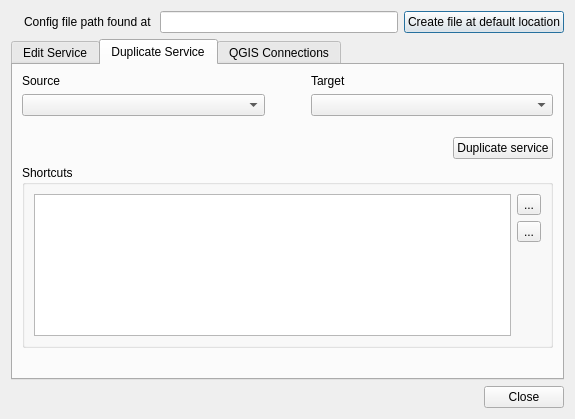
Old version of the form pg_service_parser/ui/pg_service_dialog.ui in the repository opengisch/qgis-pg-service-parser-plugin.
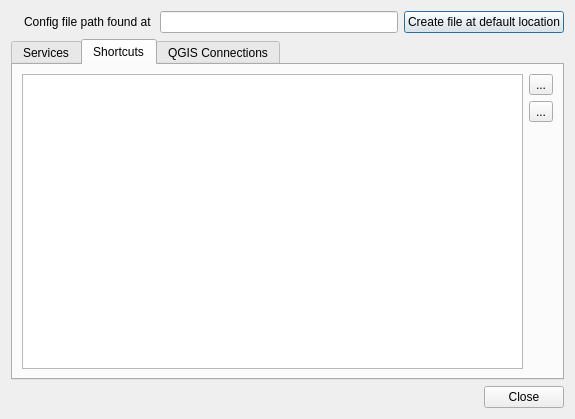
New version of the form. The open tabs and pages were chosen to show the change. Icons and pictures are not drawn.

Commit message:
use a list instead of a combobox for the services
- duplicate with right-click menu
- simplify shortucts
- allow to create/remove services
- rename service (right or double click)

fixes #35

```diff
--- a/pg_service_parser/ui/pg_service_dialog.ui
+++ b/pg_service_parser/ui/pg_service_dialog.ui
@@ -86,7 +86,7 @@
      </property>
      <widget class="QWidget" name="tabEdit">
       <attribute name="title">
-       <string>Edit Service</string>
+       <string>Services</string>
       </attribute>
       <layout class="QGridLayout" name="gridLayout_3">
        <item row="1" column="0">
@@ -244,18 +244,22 @@
      </widget>
      <widget class="QWidget" name="tabDuplicate">
       <attribute name="title">
-       <string>Duplicate Service</string>
-      </attribute>
-      <layout class="QGridLayout" name="gridLayout_2">
-       <item row="4" column="0" colspan="2">
-        <widget class="QGroupBox" name="groupBox">
-         <property name="toolTip">
-          <string>&lt;html&gt;&lt;head/&gt;&lt;body&gt;&lt;p&gt;Shortcuts allow to duplicate services directly from the plugin icon in the toolbar or from the menu entry.&lt;/p&gt;&lt;/body&gt;&lt;/html&gt;</string>
-         </property>
-         <property name="title">
           <string>Shortcuts</string>
+      </attribute>
+      <layout class="QGridLayout" name="gridLayout_2">
+       <item row="0" column="0" rowspan="3">
+        <widget class="QTableView" name="shortcutsTableView">
+         <property name="selectionMode">
+          <enum>QAbstractItemView::SingleSelection</enum>
          </property>
-         <layout class="QGridLayout" name="gridLayout_6">
+         <property name="selectionBehavior">
+          <enum>QAbstractItemView::SelectRows</enum>
+         </property>
+         <attribute name="verticalHeaderVisible">
+          <bool>false</bool>
+         </attribute>
+        </widget>
+       </item>
           <item row="0" column="1">
            <widget class="QToolButton" name="shortcutAddButton">
             <property name="toolTip">
@@ -289,147 +293,6 @@
             </property>
            </spacer>
           </item>
-          <item row="0" column="0" rowspan="3">
-           <widget class="QTableView" name="shortcutsTableView">
-            <property name="selectionMode">
-             <enum>QAbstractItemView::SingleSelection</enum>
-            </property>
-            <property name="selectionBehavior">
-             <enum>QAbstractItemView::SelectRows</enum>
-            </property>
-            <attribute name="verticalHeaderVisible">
-             <bool>false</bool>
-            </attribute>
-           </widget>
-          </item>
-         </layout>
-        </widget>
-       </item>
-       <item row="0" column="0" colspan="2">
-        <layout class="QGridLayout" name="gridLayout">
-         <property name="sizeConstraint">
-          <enum>QLayout::SetDefaultConstraint</enum>
-         </property>
-         <item row="0" column="0">
-          <widget class="QLabel" name="label">
-           <property name="text">
-            <string>Source</string>
-           </property>
-          </widget>
-         </item>
-         <item row="0" column="2">
-          <widget class="QLabel" name="label_2">
-           <property name="text">
-            <string>Target</string>
-           </property>
-          </widget>
-         </item>
-         <item row="1" column="2">
-          <widget class="QComboBox" name="cboTargetService">
-           <property name="sizePolicy">
-            <sizepolicy hsizetype="MinimumExpanding" vsizetype="Fixed">
-             <horstretch>0</horstretch>
-             <verstretch>0</verstretch>
-            </sizepolicy>
-           </property>
-           <property name="editable">
-            <bool>false</bool>
-           </property>
-          </widget>
-         </item>
-         <item row="1" column="1">
-          <spacer name="horizontalSpacer_5">
-           <property name="orientation">
-            <enum>Qt::Horizontal</enum>
-           </property>
-           <property name="sizeType">
-            <enum>QSizePolicy::Fixed</enum>
-           </property>
-           <property name="sizeHint" stdset="0">
-            <size>
-             <width>40</width>
-             <height>20</height>
-            </size>
-           </property>
-          </spacer>
-         </item>
-         <item row="1" column="0">
-          <widget class="QComboBox" name="cboSourceService">
-           <property name="sizePolicy">
-            <sizepolicy hsizetype="MinimumExpanding" vsizetype="Fixed">
-             <horstretch>0</horstretch>
-             <verstretch>0</verstretch>
-            </sizepolicy>
-           </property>
-          </widget>
-         </item>
-        </layout>
-       </item>
-       <item row="5" column="0" colspan="2">
-        <spacer name="verticalSpacer">
-         <property name="orientation">
-          <enum>Qt::Vertical</enum>
-         </property>
-         <property name="sizeType">
-          <enum>QSizePolicy::Preferred</enum>
-         </property>
-         <property name="sizeHint" stdset="0">
-          <size>
-           <width>20</width>
-           <height>71</height>
-          </size>
-         </property>
-        </spacer>
-       </item>
-       <item row="2" column="0">
-        <spacer name="horizontalSpacer">
-         <property name="orientation">
-          <enum>Qt::Horizontal</enum>
-         </property>
-         <property name="sizeHint" stdset="0">
-          <size>
-           <width>354</width>
-           <height>22</height>
-          </size>
-         </property>
-        </spacer>
-       </item>
-       <item row="3" column="0" colspan="2">
-        <spacer name="verticalSpacer_5">
-         <property name="orientation">
-          <enum>Qt::Vertical</enum>
-         </property>
-         <property name="sizeHint" stdset="0">
-          <size>
-           <width>20</width>
-           <height>40</height>
-          </size>
-         </property>
-        </spacer>
-       </item>
-       <item row="2" column="1">
-        <widget class="QPushButton" name="btnDuplicateService">
-         <property name="text">
-          <string>Duplicate service</string>
-         </property>
-        </widget>
-       </item>
-       <item row="1" column="1">
-        <spacer name="verticalSpacer_6">
-         <property name="orientation">
-          <enum>Qt::Vertical</enum>
-         </property>
-         <property name="sizeType">
-          <enum>QSizePolicy::Fixed</enum>
-         </property>
-         <property name="sizeHint" stdset="0">
-          <size>
-           <width>20</width>
-           <height>15</height>
-          </size>
-         </property>
-        </spacer>
-       </item>
       </layout>
      </widget>
      <widget class="QWidget" name="tabConnections">
```
Left out of the diff: 149 changed lines with no effect on the pictures. Lines whose indentation alone changed are shown as unchanged. The commit also changes 5 other files.
